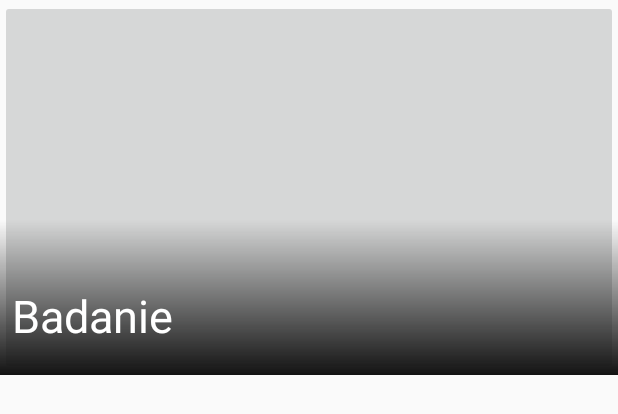
After one commit to Kb861/ProjInzynierski, an Android app: the layout card_exam_item.xml on its own in the app's theme, with its tools: preview values and no code run, on a phone screen of 412 x 824 dp. The commit adds this screen. Shown: the top 414 px of the screen. Run offline under Robolectric (Android 15) with nearby library versions, the phone set to English and light mode, and no system bars.

Commit message:
cardViews in ExamFragment

```diff
--- a/app/build.gradle
+++ b/app/build.gradle
@@ -9,6 +9,7 @@ android {
         versionCode 1
         versionName "1.0"
         testInstrumentationRunner "android.support.test.runner.AndroidJUnitRunner"
+        vectorDrawables.useSupportLibrary = true
     }
     buildTypes {
         release {
--- a/app/src/main/java/com/example/ketri/korektawadpostawy/Exam/TestActivity.java
+++ b/app/src/main/java/com/example/ketri/korektawadpostawy/Exam/TestActivity.java
@@ -91,7 +91,6 @@ public class TestActivity extends AppCompatActivity {
             defect ="lordoza";
             info();
             updateQuestion(r.nextInt(QuestionLength));
-
         }
     }
 
--- /dev/null
+++ b/app/src/main/res/drawable/blac_gradient.xml
@@ -0,0 +1,6 @@
+<?xml version="1.0" encoding="utf-8"?>
+<shape xmlns:android="http://schemas.android.com/apk/res/android">
+    <gradient android:angle="90" android:startColor="#121212"
+        android:endColor="#00000000"/>
+
+</shape>
--- /dev/null
+++ b/app/src/main/res/layout/card_exam_item.xml
@@ -0,0 +1,40 @@
+<?xml version="1.0" encoding="utf-8"?>
+<android.support.constraint.ConstraintLayout xmlns:android="http://schemas.android.com/apk/res/android"
+    xmlns:tools="http://schemas.android.com/tools"
+    android:layout_width="match_parent"
+    android:layout_height="250dp"
+    xmlns:app="http://schemas.android.com/apk/res-auto">
+
+    <ImageButton
+        android:id="@+id/imgBtn_exam"
+        android:layout_width="match_parent"
+        android:layout_height="match_parent"
+        app:layout_constraintBottom_toBottomOf="parent"
+        app:layout_constraintEnd_toEndOf="parent"
+        app:layout_constraintStart_toStartOf="parent"
+        app:layout_constraintTop_toTopOf="parent"
+
+        />
+
+    <ImageView
+        android:id="@+id/gradient"
+        android:layout_width="match_parent"
+        android:layout_height="103dp"
+        app:layout_constraintBottom_toBottomOf="parent"
+        app:srcCompat="@drawable/blac_gradient" />
+
+    <TextView
+        android:layout_width="wrap_content"
+        android:layout_height="wrap_content"
+        android:id="@+id/txv_nameCardView"
+        android:layout_marginStart="8dp"
+        android:layout_marginTop="190dp"
+        android:text="Badanie"
+        android:textColor="@color/white"
+        android:textSize="30dp"
+        app:layout_constraintStart_toStartOf="parent"
+        app:layout_constraintTop_toTopOf="parent" />
+
+
+
+</android.support.constraint.ConstraintLayout>
--- a/app/src/main/res/layout/fragment_statistic.xml
+++ b/app/src/main/res/layout/fragment_statistic.xml
@@ -14,10 +14,4 @@
         app:lottie_colorFilter="@color/colorAccent"
         app:lottie_fileName="graphanim.json"
         app:lottie_loop="true"/>
-    <Button
-        android:id="@+id/btnStatistic"
-        style="@style/ButtonStyle"
-        android:layout_marginTop="200dp"
-        android:text="@string/see"/>
-
 </FrameLayout>
```
Also changed, not shown: app/src/main/java/com/example/ketri/korektawadpostawy/Exam/AdapterExam.java (added, +70 -0 lines), app/src/main/java/com/example/ketri/korektawadpostawy/Exam/ExamFragment.java (+27 -10 lines), app/src/main/java/com/example/ketri/korektawadpostawy/Exam/Item.java (added, +34 -0 lines), app/src/main/java/com/example/ketri/korektawadpostawy/Statistics/StatisticFragment.java (+7 -21 lines), app/src/main/res/layout/fragment_exam.xml (+9 -13 lines).
